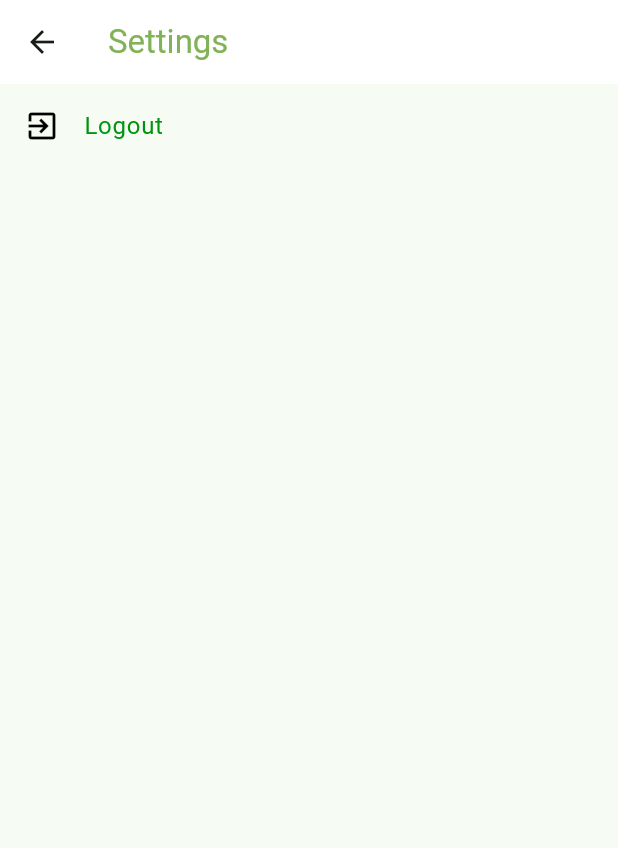
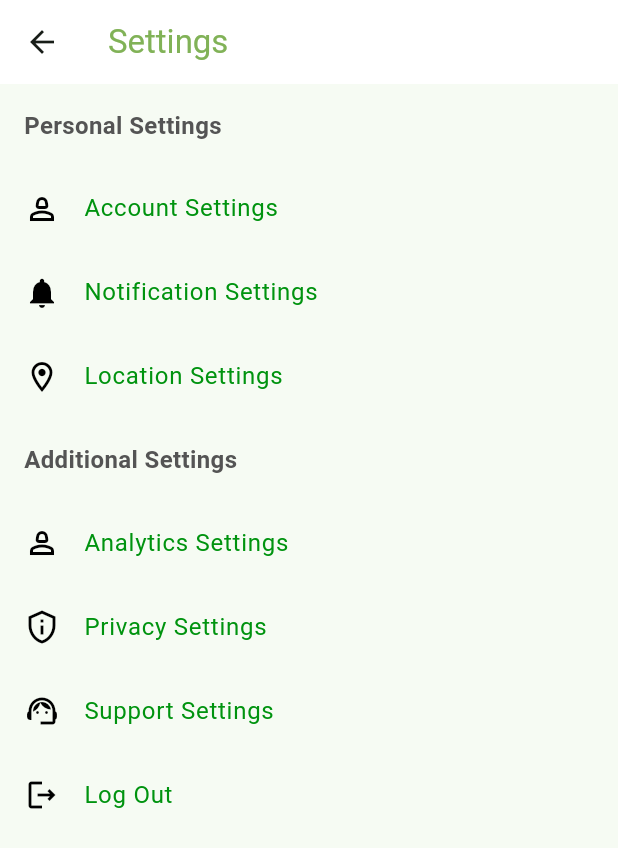
Before and after one commit to C0deRhin0/new-trashtrackr, a Flutter app: the Settings screen opened directly, on a phone screen of 412 x 824 dp. Shown: the top 848 px of the screen. Run offline on Flutter 3.47's test engine with Material 3 defaults, Android fonts, the phone set to English and light mode, and no system bars; our stand-ins replace dartz, firebase_auth, firebase_core, flutter_svg, get_it, material_symbols_icons; accounts and stored records are empty.

Commit message:
settings page commit all pages

```diff
--- a/lib/presentation/home/pages/settings.dart
+++ b/lib/presentation/home/pages/settings.dart
@@ -1,6 +1,13 @@
 import 'package:flutter/material.dart';
 import 'package:new_trashtrackr/core/config/theme/app_colors.dart';
 import 'package:new_trashtrackr/presentation/pages/auth/signin.dart';
+import 'package:new_trashtrackr/presentation/pages/auth/signup_or_signin.dart';
+import 'package:new_trashtrackr/presentation/settings/accountpage.dart';
+import 'package:new_trashtrackr/presentation/settings/notificationsettings.dart';
+import 'package:new_trashtrackr/presentation/settings/locationsettings.dart';
+import 'package:new_trashtrackr/presentation/settings/analyticspage.dart';
+import 'package:new_trashtrackr/presentation/settings/supportpage.dart';
+import 'package:new_trashtrackr/presentation/settings/privacy.dart';
 
 class Settings extends StatefulWidget {
   @override
@@ -20,14 +27,35 @@ class _SettingsState extends State<Settings> {
       ),
       body: ListView(
         children: <Widget>[
-          _buildMenuItem(
-            Icons.exit_to_app, 'Logout', SigninPage(),
-          ),
+          _buildSectionTitle('Personal Settings'),
+          _buildMenuItem(Icons.person_2_outlined, 'Account Settings', AccountPage()),
+          _buildMenuItem(Icons.notifications, 'Notification Settings', NotificationSettings()),
+          _buildMenuItem(Icons.location_on_outlined, 'Location Settings', Locationsettings()),
+
+          _buildSectionTitle('Additional Settings'),
+          _buildMenuItem(Icons.person_2_outlined, 'Analytics Settings', AnalyticsPage()),
+          _buildMenuItem(Icons.privacy_tip_outlined, 'Privacy Settings', PrivacyPage()),
+          _buildMenuItem(Icons.support_agent_outlined, 'Support Settings', SupportPage()),
+          _buildMenuItem(Icons.logout_outlined, 'Log Out', SignupOrSigninPage()),
         ],
       ),
     );
   }
 
+
+  Padding _buildSectionTitle(String title) {
+    return Padding(
+      padding: const EdgeInsets.all(16.0),
+      child: Text(
+        title,
+        style: TextStyle(
+          fontSize: 16,
+          fontWeight: FontWeight.bold,
+          color: AppColors.settingsTextProper,
+        ),
+      ),
+    );
+  }
   ListTile _buildMenuItem(IconData icon, String title, Widget page) {
     return ListTile(
       leading: Icon(
```
Also changed, not shown: lib/presentation/settings/accountpage.dart (added, +13 -0 lines), lib/presentation/settings/analyticspage.dart (added, +13 -0 lines), lib/presentation/settings/locationsettings.dart (added, +13 -0 lines), lib/presentation/settings/notificationsettings.dart (added, +13 -0 lines), lib/presentation/settings/privacy.dart (added, +13 -0 lines), lib/presentation/settings/supportpage.dart (added, +13 -0 lines).
